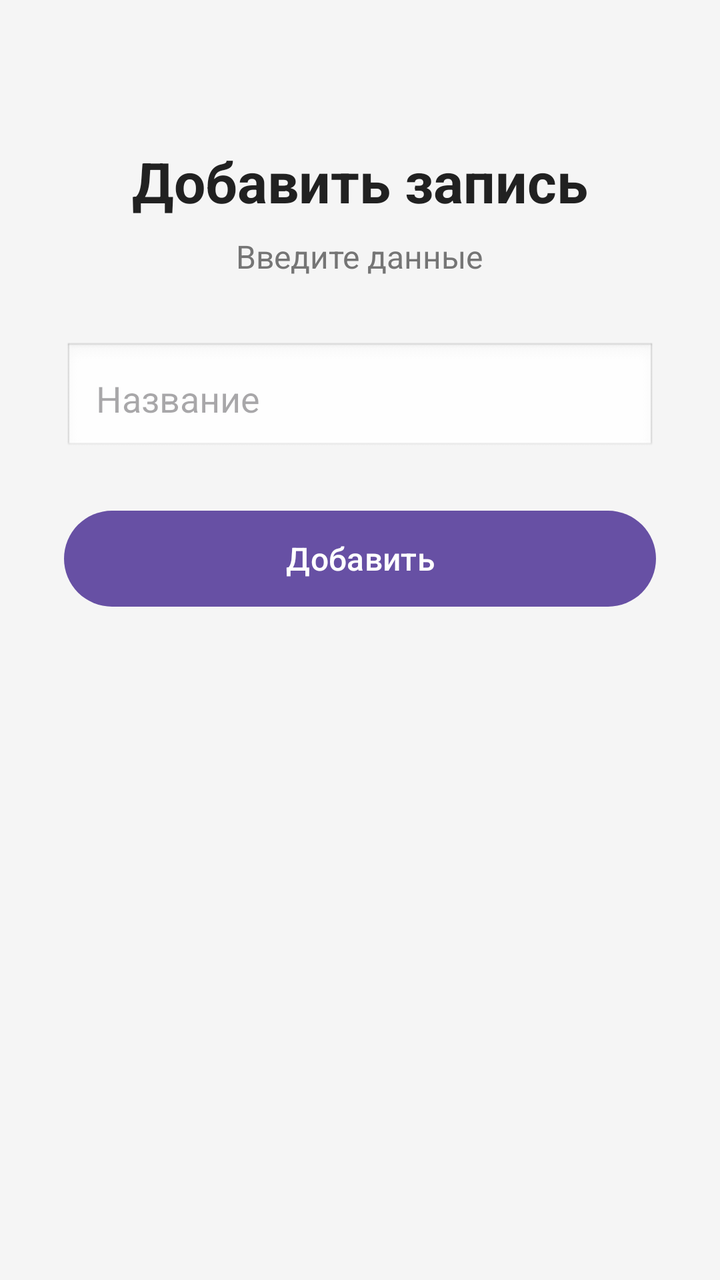
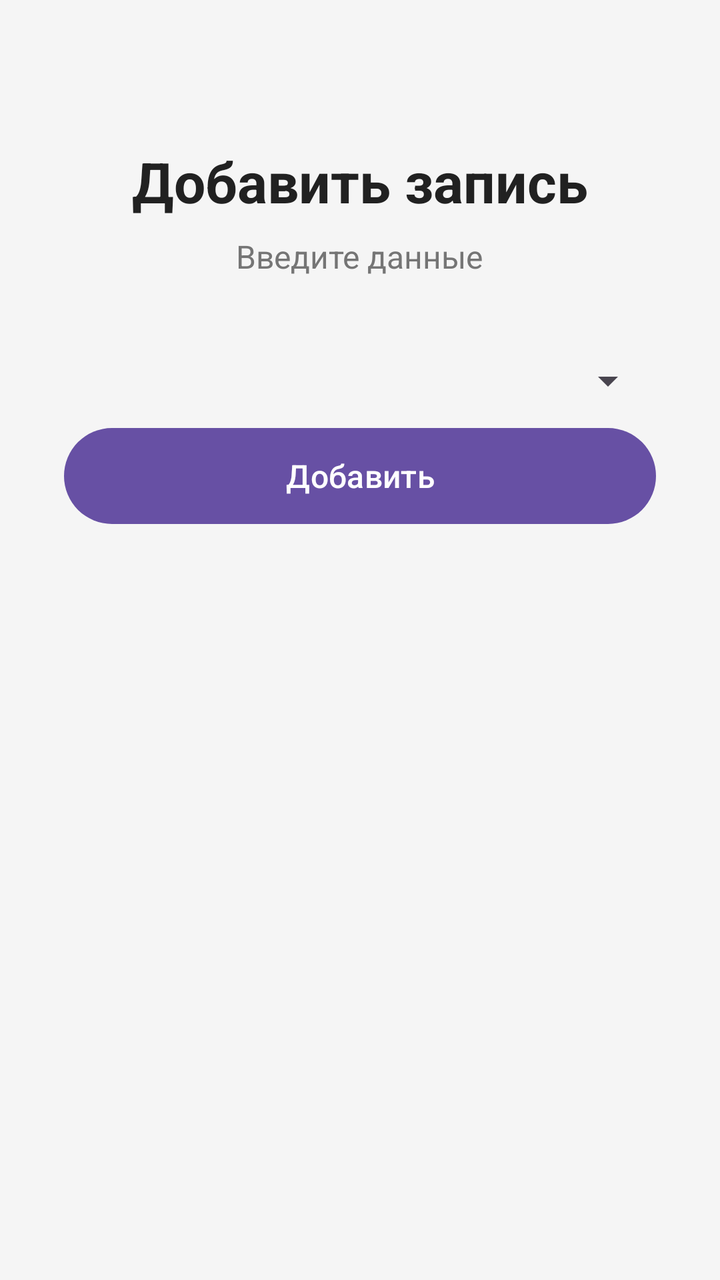

Two renders of the same Android screen: before a commit and after it. Below are the layout's source before the change and the commit's diff.
<!-- AndroidManifest.xml: application theme Theme._2prako -->
<!-- res/layout/add.xml -->
<?xml version="1.0" encoding="utf-8"?>
<LinearLayout xmlns:android="http://schemas.android.com/apk/res/android"
    android:layout_width="match_parent"
    android:layout_height="match_parent"
    android:orientation="vertical"
    android:padding="32dp"
    android:gravity="center_horizontal"
    android:background="#F5F5F5">

    
    <TextView
        android:layout_width="wrap_content"
        android:layout_height="wrap_content"
        android:layout_marginTop="40dp"
        android:layout_marginBottom="8dp"
        android:text="Добавить запись"
        android:textSize="28sp"
        android:textStyle="bold"
        android:textColor="#212121" />

    <TextView
        android:layout_width="wrap_content"
        android:layout_height="wrap_content"
        android:text="Введите данные"
        android:textSize="16sp"
        android:textColor="#757575"
        android:layout_marginBottom="32dp" />

    
    <EditText
        android:id="@+id/editTextName"
        android:layout_width="match_parent"
        android:layout_height="wrap_content"
        android:hint="Название"
        android:inputType="text"
        android:padding="16dp"
        android:background="@android:drawable/edit_text"
        android:layout_marginBottom="24dp" />

    
    <Button
        android:id="@+id/add"
        android:layout_width="match_parent"
        android:layout_height="56dp"
        android:text="Добавить"
        android:textSize="16sp" />

</LinearLayout>
<!-- resources referenced by this layout -->
<resources>
  <style name="Theme._2prako" parent="Base.Theme._2prako" />
  <style name="Base.Theme._2prako" parent="Theme.Material3.DayNight.NoActionBar">
          
          
      </style>
</resources>

<!-- the commit's change to res/layout/add.xml (unified diff, before → after) -->
@@ -27,17 +27,13 @@
         android:layout_marginBottom="32dp" />
 
     
-    <EditText
-        android:id="@+id/editTextName"
-        android:layout_width="match_parent"
-        android:layout_height="wrap_content"
-        android:hint="Название"
-        android:inputType="text"
-        android:padding="16dp"
-        android:background="@android:drawable/edit_text"
-        android:layout_marginBottom="24dp" />
 
     
+    <Spinner
+        android:id="@+id/guitar"
+        android:layout_width="match_parent"
+        android:layout_height="39dp" />
+
     <Button
         android:id="@+id/add"
         android:layout_width="match_parent"
